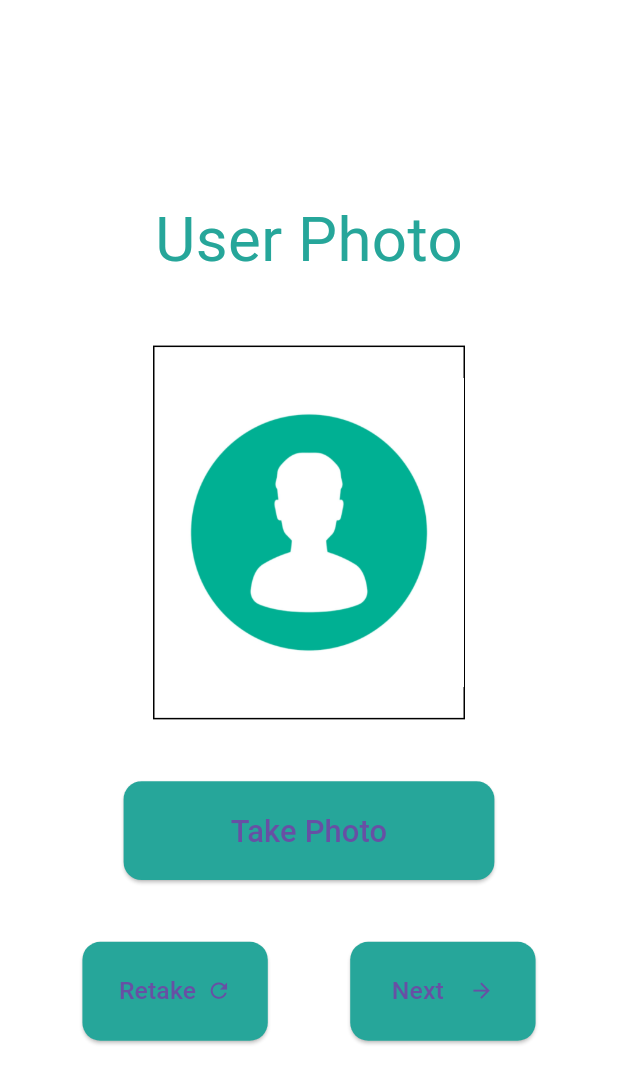
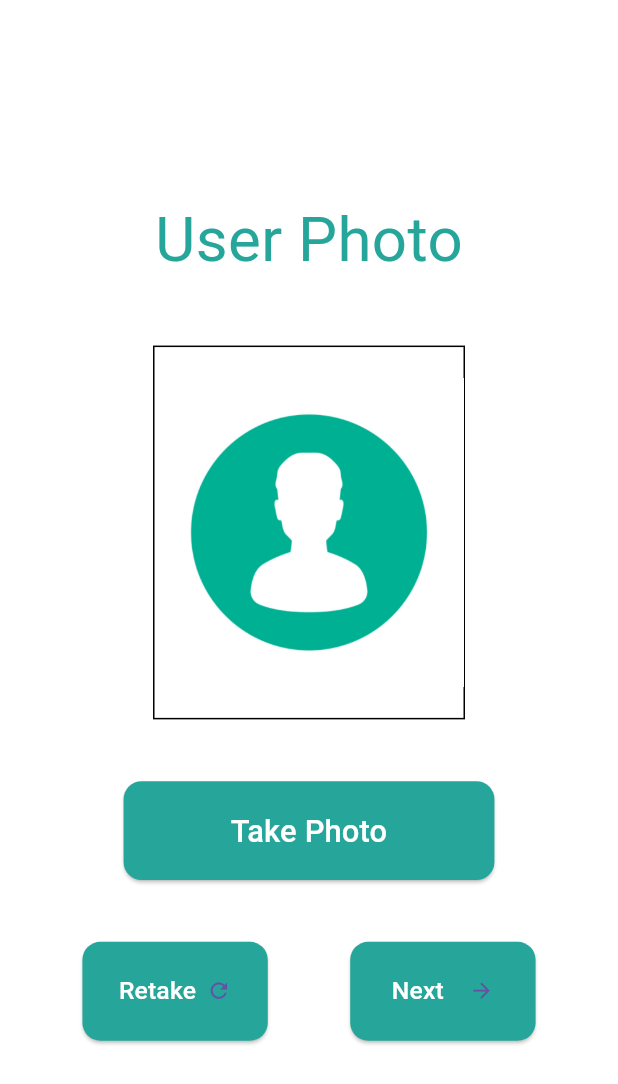
Before and after one commit to YKumar2910/Zioks_Application, a Flutter app: the UserPhoto screen opened by its route, on a phone screen of 412 x 824 dp. Shown: the top 1084 px of the screen. Run offline on Flutter 3.47's test engine with Material 3 defaults, Android fonts, the phone set to English and light mode, and no system bars; our stand-ins replace flutter_svg, flutter_typeahead, image_picker.

Commit message:
Added appicon and minor changes to userPhoto page

```diff
--- /dev/null
+++ b/devtools_options.yaml
@@ -0,0 +1,3 @@
+description: This file stores settings for Dart & Flutter DevTools.
+documentation: https://docs.flutter.dev/tools/devtools/extensions#configure-extension-enablement-states
+extensions:
--- a/lib/pages/user_photo.dart
+++ b/lib/pages/user_photo.dart
@@ -80,7 +80,7 @@ class _UserPhotoState extends State<UserPhoto> {
                   onPressed: _takePhoto,
                   child: Text(
                     'Take Photo',
-                    style: TextStyle(fontSize: screenWidth * 0.05),
+                    style: TextStyle(fontSize: screenWidth * 0.05,color: Colors.white),
                   ),
                 ),
               ),
@@ -115,7 +115,7 @@ class _UserPhotoState extends State<UserPhoto> {
                       child: Row(
                         mainAxisAlignment: MainAxisAlignment.center,
                         children: [
-                          Text('Retake', style: TextStyle(fontSize: screenWidth * 0.04)),
+                          Text('Retake', style: TextStyle(fontSize: screenWidth * 0.04,color: Colors.white)),
                           SizedBox(width: 7),
                           Icon(Icons.refresh, size: screenWidth * 0.04),
                         ],
@@ -137,7 +137,7 @@ class _UserPhotoState extends State<UserPhoto> {
                       child: Row(
                         mainAxisAlignment: MainAxisAlignment.center,
                         children: [
-                          Text('Next', style: TextStyle(fontSize: screenWidth * 0.04)),
+                          Text('Next', style: TextStyle(fontSize: screenWidth * 0.04,color: Colors.white)),
                           SizedBox(width: 17),
                           Icon(Icons.arrow_forward, size: screenWidth * 0.04),
                         ],
```
Also changed, not shown: 24 other files.
